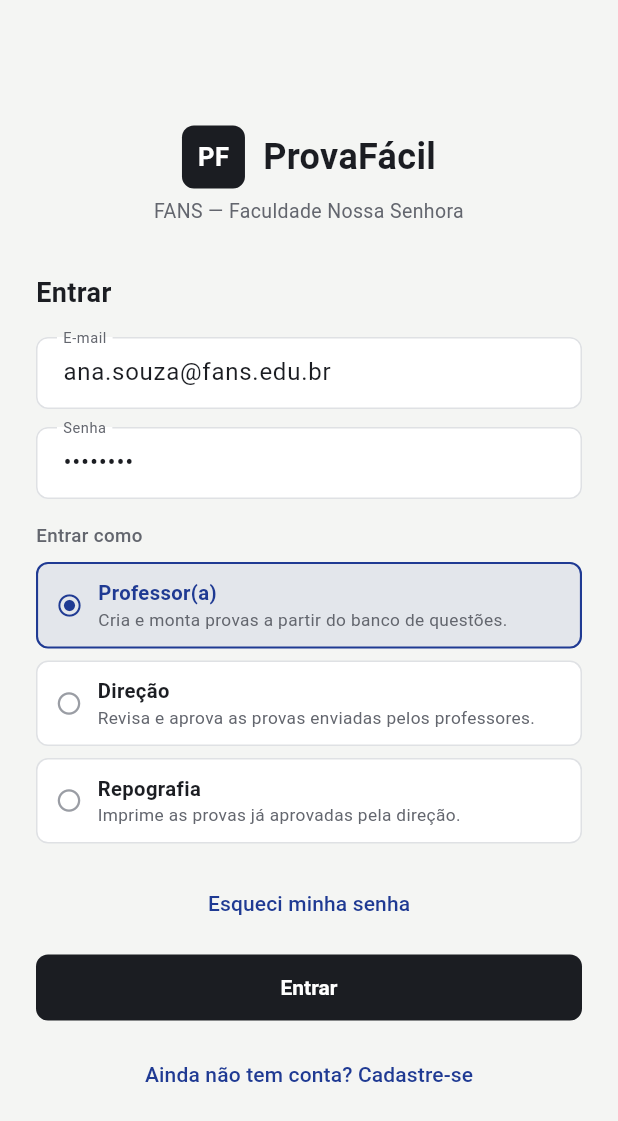
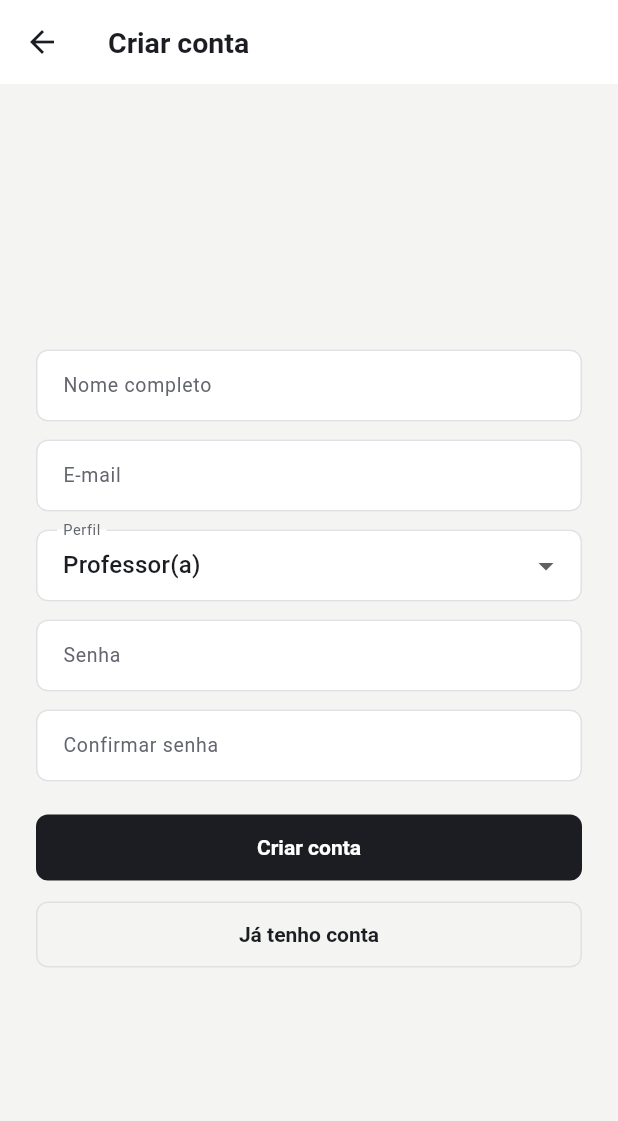
Before and after one commit to itsmeraposo/provafacil_fans, a Flutter app: the LoginScreen screen opened directly, after a tap on "Ainda não tem conta? Cadastre-se", on a phone screen of 412 x 824 dp. Shown: the top 1121 px of the screen. Run offline on Flutter 3.47's test engine with Material 3 defaults, Android fonts, the phone set to English and light mode, and no system bars; accounts and stored records are empty.

Commit message:
Ajustes finos

```diff
--- a/lib/main.dart
+++ b/lib/main.dart
@@ -1,6 +1,6 @@
 import 'package:flutter/material.dart';
 
-import 'screens/login_screen.dart';
+import 'screens/boas_vindas_screen.dart';
 import 'theme.dart';
 
 void main() {
@@ -9,7 +9,7 @@ void main() {
 
 /// ProvaFácil FANS — etapa de navegação.
 ///
-/// A tela inicial é sempre o login: a partir dela o app direciona o usuário
+/// A tela inicial é a de boas-vindas, que leva ao login; dele o app direciona o usuário
 /// para o painel do seu perfil (Professor, Direção ou Repografia), cada um
 /// com seu próprio menu lateral, telas e fluxos de navegação.
 class ProvaFacilApp extends StatelessWidget {
@@ -29,7 +29,7 @@ class ProvaFacilApp extends StatelessWidget {
           child: child!,
         );
       },
-      home: const LoginScreen(),
+      home: const BoasVindasScreen(),
     );
   }
 }
--- a/lib/models.dart
+++ b/lib/models.dart
@@ -42,7 +42,7 @@ class Usuario {
     required this.nome,
     required this.email,
     required this.perfil,
-    this.instituicao = 'FANS — Faculdade Nossa Senhora',
+    this.instituicao = 'FANS — Faculdade de Nova Serrana',
     this.cargo = '',
     this.cursos = const [],
   });
--- /dev/null
+++ b/lib/screens/cadastro_screen.dart
@@ -0,0 +1,130 @@
+import 'package:flutter/material.dart';
+
+import '../models.dart';
+
+/// TELA · Cadastro de conta.
+///
+/// Acessada pelo link "Cadastre-se" do login. Como não há backend nesta
+/// etapa, o cadastro é simulado: valida os campos, avisa que a conta foi
+/// criada e volta ao login com o e-mail já preenchido.
+class CadastroScreen extends StatefulWidget {
+  const CadastroScreen({super.key});
+
+  @override
+  State<CadastroScreen> createState() => _CadastroScreenState();
+}
+
+class _CadastroScreenState extends State<CadastroScreen> {
+  final _formKey = GlobalKey<FormState>();
+  final _nomeController = TextEditingController();
+  final _emailController = TextEditingController();
+  final _senhaController = TextEditingController();
+  final _confirmaController = TextEditingController();
+  Perfil _perfil = Perfil.professor;
+
+  @override
+  void dispose() {
+    _nomeController.dispose();
+    _emailController.dispose();
+    _senhaController.dispose();
+    _confirmaController.dispose();
+    super.dispose();
+  }
+
+  void _criarConta() {
+    if (!_formKey.currentState!.validate()) return;
+    ScaffoldMessenger.of(context).showSnackBar(
+      const SnackBar(content: Text('Conta criada. Faça login para continuar.')),
+    );
+    Navigator.of(context).pop(_emailController.text.trim());
+  }
+
+  @override
+  Widget build(BuildContext context) {
+    return Scaffold(
+      appBar: AppBar(title: const Text('Criar conta')),
+      body: SafeArea(
+        child: Center(
+          child: SingleChildScrollView(
+            padding: const EdgeInsets.all(24),
+            child: ConstrainedBox(
+              constraints: const BoxConstraints(maxWidth: 400),
+              child: Form(
+                key: _formKey,
+                child: Column(
+                  crossAxisAlignment: CrossAxisAlignment.stretch,
+                  children: [
+                    TextFormField(
+                      controller: _nomeController,
+                      textCapitalization: TextCapitalization.words,
+                      decoration:
+                          const InputDecoration(labelText: 'Nome completo'),
+                      validator: (valor) =>
+                          (valor == null || valor.trim().isEmpty)
+                              ? 'Informe seu nome'
+                              : null,
+                    ),
+                    const SizedBox(height: 12),
+                    TextFormField(
+                      controller: _emailController,
+                      keyboardType: TextInputType.emailAddress,
+                      decoration: const InputDecoration(labelText: 'E-mail'),
+                      validator: (valor) =>
+                          (valor == null || !valor.contains('@'))
+                              ? 'Informe um e-mail válido'
+                              : null,
+                    ),
+                    const SizedBox(height: 12),
+                    DropdownButtonFormField<Perfil>(
+                      isExpanded: true,
+                      value: _perfil,
+                      decoration: const InputDecoration(labelText: 'Perfil'),
+                      items: Perfil.values
+                          .map((perfil) => DropdownMenuItem(
+                                value: perfil,
+                                child: Text(perfil.rotulo,
+                                    overflow: TextOverflow.ellipsis),
+                              ))
+                          .toList(),
+                      onChanged: (valor) =>
+                          setState(() => _perfil = valor ?? _perfil),
+                    ),
+                    const SizedBox(height: 12),
+                    TextFormField(
+                      controller: _senhaController,
+                      obscureText: true,
+                      decoration: const InputDecoration(labelText: 'Senha'),
+                      validator: (valor) => (valor == null || valor.length < 6)
+                          ? 'Use ao menos 6 caracteres'
+                          : null,
+                    ),
+                    const SizedBox(height: 12),
+                    TextFormField(
+                      controller: _confirmaController,
+                      obscureText: true,
+                      decoration:
+                          const InputDecoration(labelText: 'Confirmar senha'),
+                      validator: (valor) => valor != _senhaController.text
+                          ? 'As senhas não conferem'
+                          : null,
+                    ),
+                    const SizedBox(height: 20),
+                    ElevatedButton(
+                      onPressed: _criarConta,
+                      child: const Text('Criar conta'),
+                    ),
+                    const SizedBox(height: 10),
+                    OutlinedButton(
+                      onPressed: () => Navigator.of(context).pop(),
+                      child: const Text('Já tenho conta'),
+                    ),
+                  ],
+                ),
+              ),
+            ),
+          ),
+        ),
+      ),
+    );
+  }
+}
--- a/lib/screens/login_screen.dart
+++ b/lib/screens/login_screen.dart
@@ -3,8 +3,10 @@ import 'package:flutter/material.dart';
 import '../app_state.dart';
 import '../models.dart';
 import '../theme.dart';
+import 'cadastro_screen.dart';
 import 'direcao/painel_direcao_screen.dart';
 import 'professor/painel_professor_screen.dart';
+import 'recuperar_senha_screen.dart';
 import 'repografia/painel_repografia_screen.dart';
 
 /// Tela inicial da aplicação: login.
@@ -73,9 +75,35 @@ class _LoginScreenState extends State<LoginScreen> {
     );
   }
 
+  Future<void> _abrirCadastro() async {
+    final email = await Navigator.of(context).push<String>(
+      MaterialPageRoute(builder: (_) => const CadastroScreen()),
+    );
+    if (email != null && mounted) {
+      setState(() => _emailController.text = email);
+    }
+  }
+
+  void _abrirRecuperarSenha() {
+    Navigator.of(context).push(
+      MaterialPageRoute(
+        builder: (_) =>
+            RecuperarSenhaScreen(emailInicial: _emailController.text.trim()),
+      ),
+    );
+  }
+
   @override
   Widget build(BuildContext context) {
     return Scaffold(
+      // Mostra a seta de voltar (para a tela de boas-vindas) só quando há
+      // uma tela anterior; após "Sair" o login abre sem ela.
+      appBar: Navigator.of(context).canPop()
+          ? AppBar(
+              backgroundColor: AppColors.paper,
+              scrolledUnderElevation: 0,
+            )
+          : null,
       body: SafeArea(
         child: Center(
           child: SingleChildScrollView(
@@ -119,7 +147,7 @@ class _LoginScreenState extends State<LoginScreen> {
                     ),
                     const SizedBox(height: 6),
                     const Text(
-                      'FANS — Faculdade Nossa Senhora',
+                      'FANS — Faculdade de Nova Serrana',
                       textAlign: TextAlign.center,
                       style: TextStyle(color: AppColors.inkMuted, fontSize: 13),
                     ),
@@ -159,7 +187,7 @@ class _LoginScreenState extends State<LoginScreen> {
                     ...Perfil.values.map(_opcaoPerfil),
                     const SizedBox(height: 8),
                     TextButton(
-                      onPressed: () {},
+                      onPressed: _abrirRecuperarSenha,
                       child: const Text('Esqueci minha senha'),
                     ),
                     const SizedBox(height: 8),
@@ -179,7 +207,7 @@ class _LoginScreenState extends State<LoginScreen> {
                     const SizedBox(height: 10),
                     Center(
                       child: TextButton(
-                        onPressed: () {},
+                        onPressed: _abrirCadastro,
                         child: const Text('Ainda não tem conta? Cadastre-se'),
                       ),
                     ),
```
Also changed, not shown: lib/screens/boas_vindas_screen.dart (added, +138 -0 lines), lib/screens/recuperar_senha_screen.dart (added, +123 -0 lines), 1 other file.
